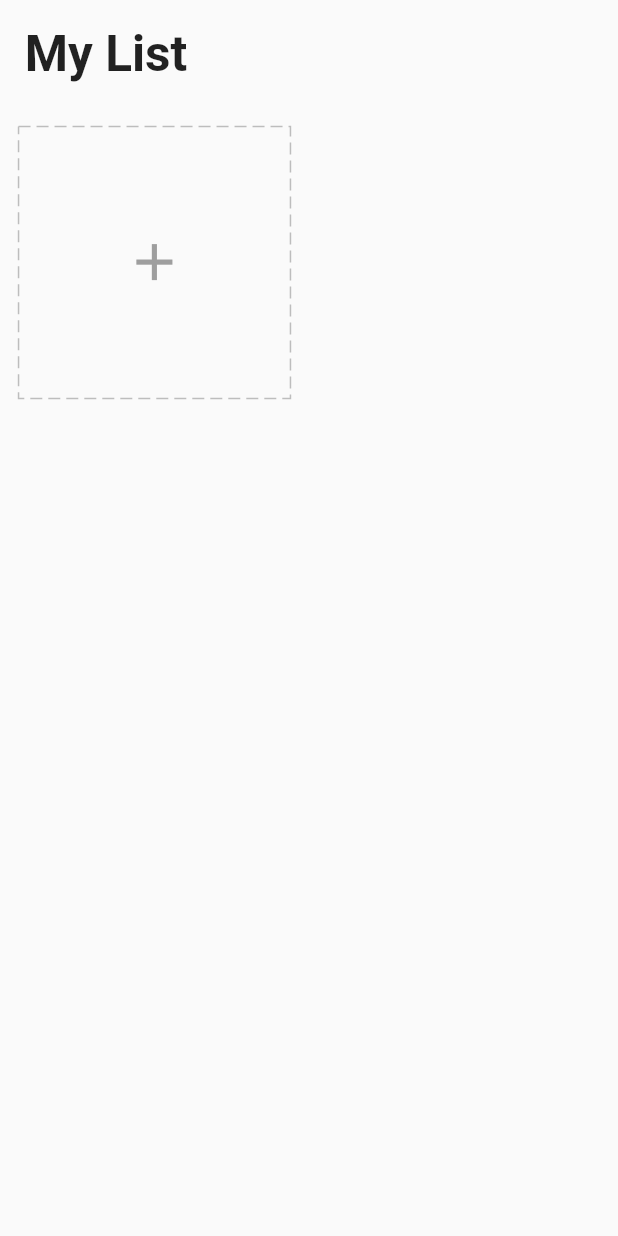
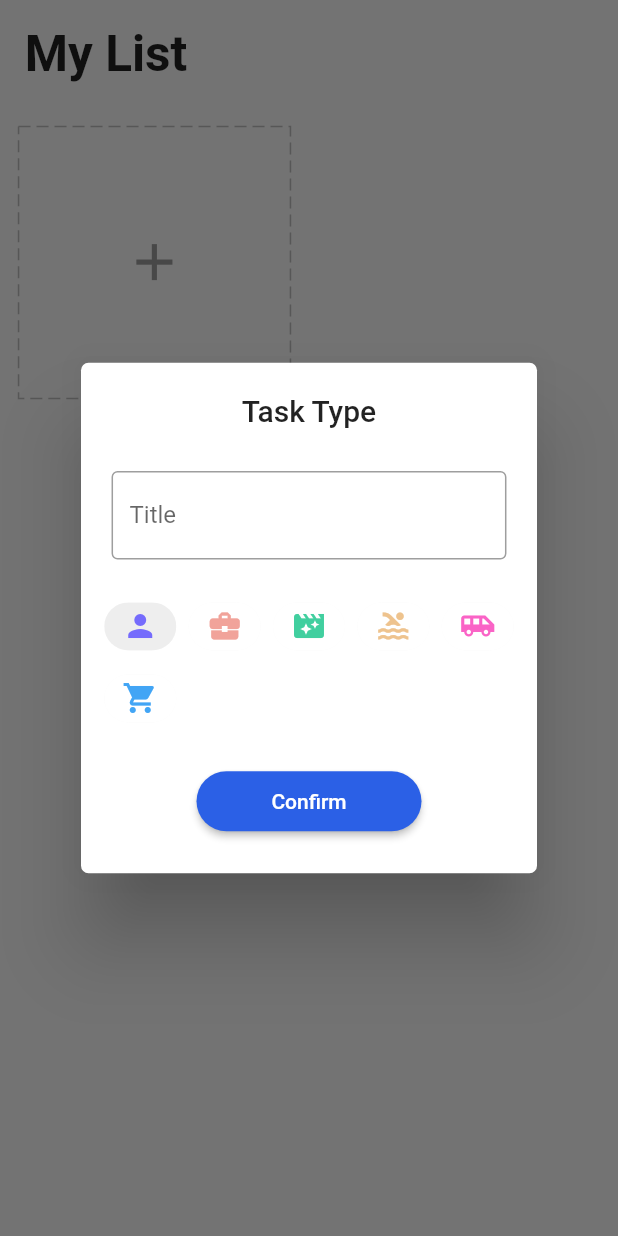
Before and after one commit to Dapo-dan/todo, a Flutter app: the screen it shows after launch, after a tap on the "add" icon, on a phone screen of 412 x 824 dp. Run offline on Flutter 3.47's test engine with Material 2 defaults, Android fonts, the phone set to English and light mode, and no system bars; drawn by our look-alikes of dotted_border; our stand-ins replace equatable, flutter_easyloading, get, get_storage.

Commit message:
completed task card widget

```diff
--- a/lib/app/modules/home/controller.dart
+++ b/lib/app/modules/home/controller.dart
@@ -1,3 +1,4 @@
+import 'package:flutter/cupertino.dart';
 import 'package:get/get.dart';
 import 'package:todo/app/data/models/task.dart';
 import 'package:todo/app/data/services/storage/repository.dart';
@@ -5,14 +6,19 @@ import 'package:todo/app/data/services/storage/repository.dart';
 class HomeController extends GetxController {
   TaskRepository taskRepository;
   HomeController({required this.taskRepository});
-
+  final formKey = GlobalKey<FormState>();
+  final editController = TextEditingController();
+  final chipIndex = 0.obs; // Default index of zero
   final tasks = <Task>[].obs; // List of tasks and observe whenever it changes
 
   @override
   void onInit() {
     super.onInit();
     tasks.assignAll(taskRepository.readTasks());
-    ever(tasks, (_) => taskRepository.writeTasks(tasks)); // Whenever the task changes, this method is called
+    ever(
+        tasks,
+        (_) => taskRepository.writeTasks(
+            tasks)); // Whenever the task changes, this method is called
   }
 
   @override
@@ -20,4 +26,16 @@ class HomeController extends GetxController {
   void onClose() {
     super.onClose();
   }
+
+  void changeChipIndex(int value) {
+    chipIndex.value = value;
+  }
+
+  bool addTask(Task task) {
+    if (tasks.contains(task)) {
+      return false;
+    }
+    tasks.add(task);
+    return true;
+  }
 }
--- a/lib/app/modules/home/widgets/add_card.dart
+++ b/lib/app/modules/home/widgets/add_card.dart
@@ -1,7 +1,10 @@
 import 'package:dotted_border/dotted_border.dart';
 import 'package:flutter/material.dart';
+import 'package:flutter_easyloading/flutter_easyloading.dart';
 import 'package:get/get.dart';
 import 'package:todo/app/core/utils/extensions.dart';
+import 'package:todo/app/core/values/colors.dart';
+import 'package:todo/app/data/models/task.dart';
 import 'package:todo/app/modules/home/controller.dart';
 import 'package:todo/app/widgets/icons.dart';
 
@@ -15,14 +18,92 @@ class AddCard extends StatelessWidget {
     var squareWidth = Get.width - 12.0.wp;
 
     return Container(
-      width: squareWidth/2,
+      width: squareWidth / 2,
       margin: EdgeInsets.all(3.0.wp),
-      height: squareWidth/2,
+      height: squareWidth / 2,
       child: InkWell(
-        onTap: () {},
+          onTap: () async {
+            await Get.defaultDialog(
+              titlePadding: EdgeInsets.symmetric(vertical: 5.0.wp),
+              radius: 5,
+              title: 'Task Type',
+              content: Form(
+                  key: homeCtrl.formKey,
+                  child: Column(
+                    children: <Widget>[
+                      Padding(
+                        padding: EdgeInsets.symmetric(horizontal: 3.0.wp),
+                        child: TextFormField(
+                          controller: homeCtrl.editController,
+                          decoration: const InputDecoration(
+                              border: OutlineInputBorder(), labelText: 'Title'),
+                          validator: (value) {
+                            if (value == null || value.trim().isEmpty) {
+                              return 'Please enter your task title';
+                            }
+                            return null;
+                          },
+                        ),
+                      ),
+                      Padding(
+                        padding: EdgeInsets.symmetric(vertical: 5.0.wp),
+                        child: Wrap(
+                          spacing: 2.0.wp,
+                          children: icons
+                              .map((e) => Obx(() {
+                                    final index = icons.indexOf(e);
+                                    return ChoiceChip(
+                                      label: e,
+                                      selectedColor: Colors.grey[200],
+                                      pressElevation: 0,
+                                      backgroundColor: Colors.white,
+                                      selected:
+                                          homeCtrl.chipIndex.value == index,
+                                      onSelected: (bool selected) {
+                                        homeCtrl.chipIndex.value == selected
+                                            ? index
+                                            : 0;
+                                      },
+                                    );
+                                  }))
+                              .toList(),
+                        ),
+                      ),
+                      ElevatedButton(
+                          style: ElevatedButton.styleFrom(
+                            primary: blue,
+                            shape: RoundedRectangleBorder(
+                                borderRadius: BorderRadius.circular(20)),
+                            minimumSize: const Size(150, 40),
+                          ),
+                          onPressed: () {
+                            if (homeCtrl.formKey.currentState!.validate()) {
+                              int icon = icons[homeCtrl.chipIndex.value]
+                                  .icon!
+                                  .codePoint;
+                              String color = icons[homeCtrl.chipIndex.value]
+                                  .color!
+                                  .toHex();
+                              var task = Task(
+                                  icon: icon,
+                                  color: color,
+                                  title: homeCtrl.editController.text);
+                              Get.back();
+                              homeCtrl.addTask(task)
+                                  ? EasyLoading.showSuccess('Create sucess')
+                                  : EasyLoading.showError('Duplicated Task');
+                            }
+                          },
+                          child: const Text('Confirm'))
+                    ],
+                  )),
+            );
+            homeCtrl.editController.clear();
+            homeCtrl.changeChipIndex(0);
+          },
           child: DottedBorder(
             color: Colors.grey[400]!,
-          dashPattern: const [8,4],
+            dashPattern: const [8, 4],
             child: Center(
               child: Icon(
                 Icons.add,
@@ -30,8 +111,7 @@ class AddCard extends StatelessWidget {
                 color: Colors.grey,
               ),
             ),
-          )
-      ),
+          )),
     );
   }
 }
```
Also changed, not shown: lib/app/core/utils/extensions.dart (+6 -3 lines). Lines whose indentation alone changed are shown as unchanged.
